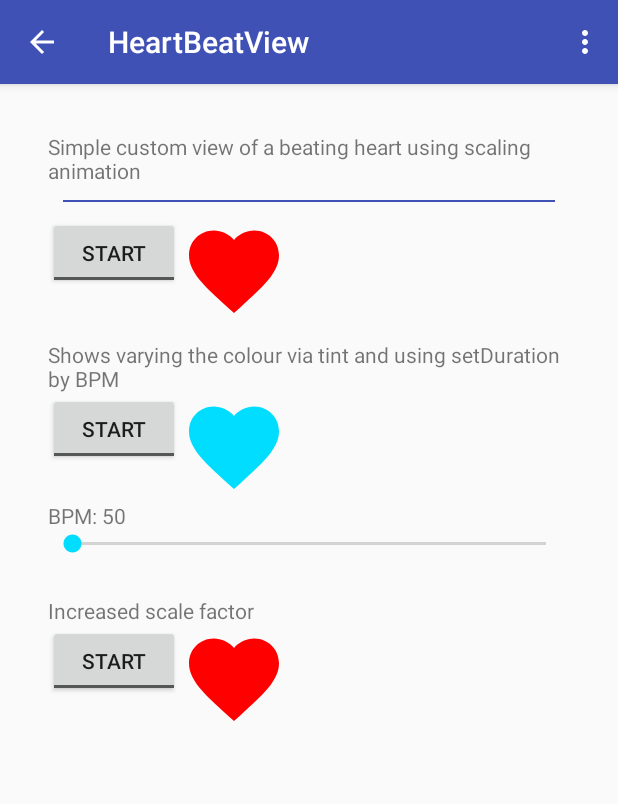
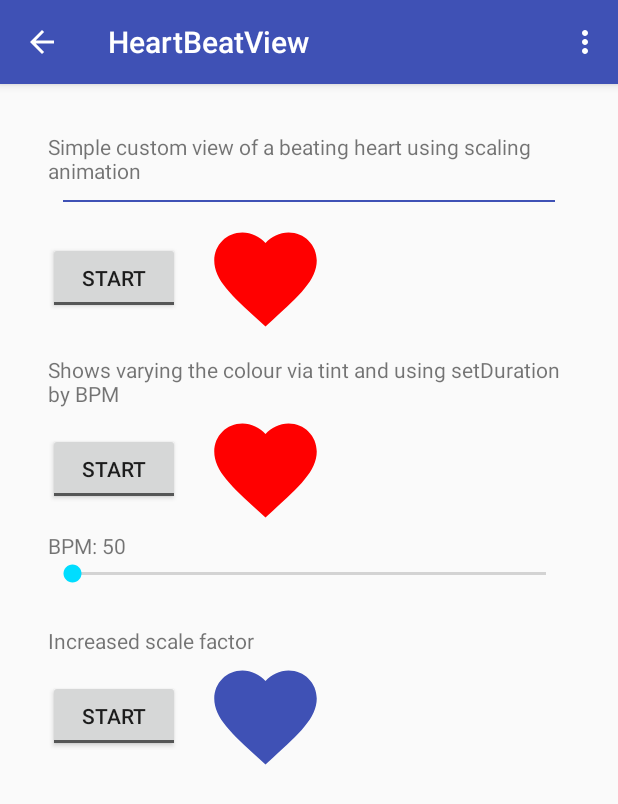
Before and after one commit to mannan541/QuizApp, an Android app: the HeartBeatActivity screen opened directly, with no data from a screen before it, on a phone screen of 412 x 824 dp. Shown: the top 804 px of the screen. Run offline under Robolectric (Android 15) with nearby library versions, the phone set to English and light mode, and no system bars; Roboto replaces fonts that are not available here.

Commit message:
heart beat view improved.

```diff
--- a/app/src/main/res/layout/content_heart_beat.xml
+++ b/app/src/main/res/layout/content_heart_beat.xml
@@ -49,14 +49,16 @@
                     android:id="@+id/toggleHeart1"
                     android:layout_width="wrap_content"
                     android:layout_height="wrap_content"
+                    android:layout_gravity="center_vertical"
                     android:onClick="heart1onClick"
                     android:textOff="Start"
                     android:textOn="Stop" />
 
                 <com.android.quizapp.view.HeartBeatView
                     android:id="@+id/heartbeat"
-                    android:layout_width="72dp"
-                    android:layout_height="72dp" />
+                    android:layout_width="82dp"
+                    android:layout_height="82dp"
+                    android:layout_marginLeft="@dimen/activity_horizontal_margin" />
 
             </LinearLayout>
 
@@ -77,16 +79,17 @@
                     android:id="@+id/toggleHeart2"
                     android:layout_width="wrap_content"
                     android:layout_height="wrap_content"
+                    android:layout_gravity="center_vertical"
+                    android:buttonTint="@android:color/holo_blue_bright"
                     android:onClick="heart2onClick"
                     android:textOff="Start"
-                    android:textOn="Stop"
-                    app:buttonTint="@android:color/holo_blue_bright" />
+                    android:textOn="Stop" />
 
                 <com.android.quizapp.view.HeartBeatView
                     android:id="@+id/heartbeat2"
-                    android:layout_width="72dp"
-                    android:layout_height="72dp"
-                    android:tint="@android:color/holo_blue_bright"
+                    android:layout_width="82dp"
+                    android:layout_height="82dp"
+                    android:layout_marginLeft="@dimen/activity_horizontal_margin"
                     app:duration="100" />
 
             </LinearLayout>
@@ -123,14 +126,18 @@
                     android:id="@+id/toggleHeart3"
                     android:layout_width="wrap_content"
                     android:layout_height="wrap_content"
+                    android:layout_gravity="center_vertical"
                     android:onClick="heart3onClick"
                     android:textOff="Start"
                     android:textOn="Stop" />
 
                 <com.android.quizapp.view.HeartBeatView
                     android:id="@+id/heartbeat3"
-                    android:layout_width="72dp"
-                    android:layout_height="72dp"
+                    android:layout_width="82dp"
+                    android:layout_height="82dp"
+                    android:layout_gravity="center"
+                    android:layout_marginLeft="@dimen/activity_horizontal_margin"
+                    android:tint="@color/colorPrimary"
                     app:scaleFactor="0.5" />
 
             </LinearLayout>
--- a/app/src/main/res/values/strings.xml
+++ b/app/src/main/res/values/strings.xml
@@ -125,5 +125,6 @@
     <string name="activity_home_desc">You have successfully logged in with fingerprint authentication</string>
     <string name="activity_home_note">Close and re-open the app to see the fingerprint auth screen again</string>
     <string name="title_activity_fire_base_notification">FireBaseNotificationActivity</string>
+    <string name="title_activity_timeline">TimelineActivity</string>
 
 </resources>
```
